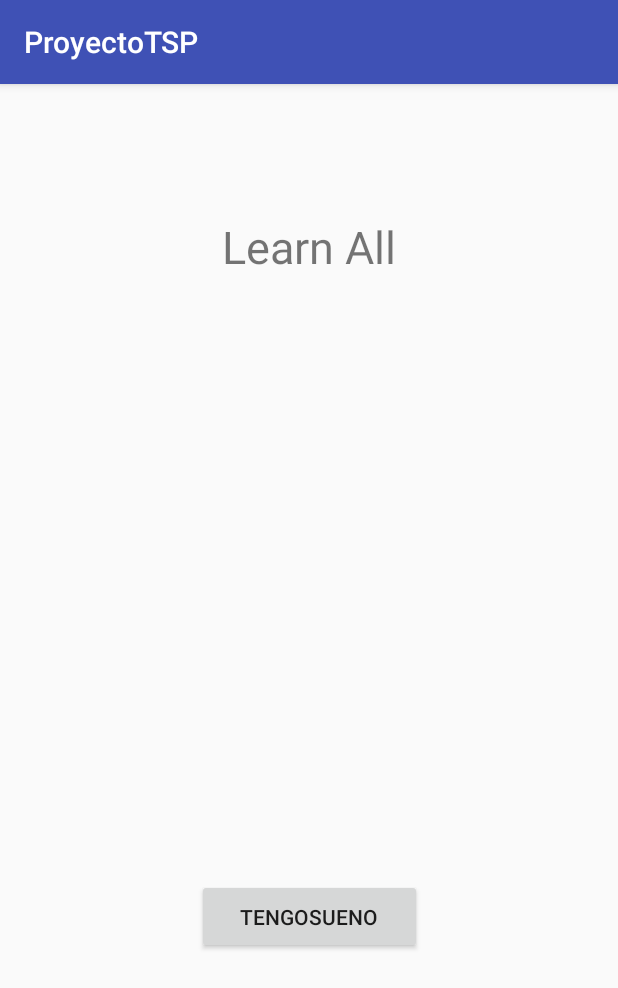
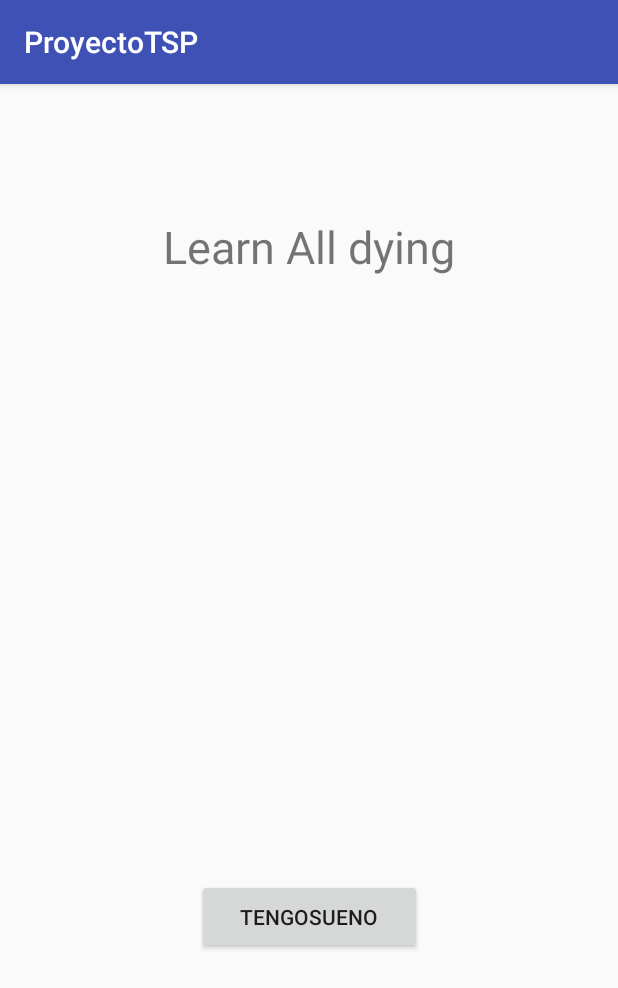
Before and after one commit to ProyectoTeam/ProyectoTSP, an Android app: the screen it shows after launch (MainActivity), on a phone screen of 412 x 824 dp. Shown: the top 988 px of the screen. Run offline under Robolectric (Android 15) with nearby library versions, the phone set to English and light mode, and no system bars.

Commit message:
ojala ya se piueda

```diff
--- a/app/src/main/res/values/strings.xml
+++ b/app/src/main/res/values/strings.xml
@@ -1,6 +1,6 @@
 <resources>
     <string name="app_name">ProyectoTSP</string>
-    <string name="txt_bienvenida">Learn All</string>
+    <string name="txt_bienvenida">Learn All dying</string>
 
     <string name="txt_inicio">tengosueno</string>
 </resources>
```
